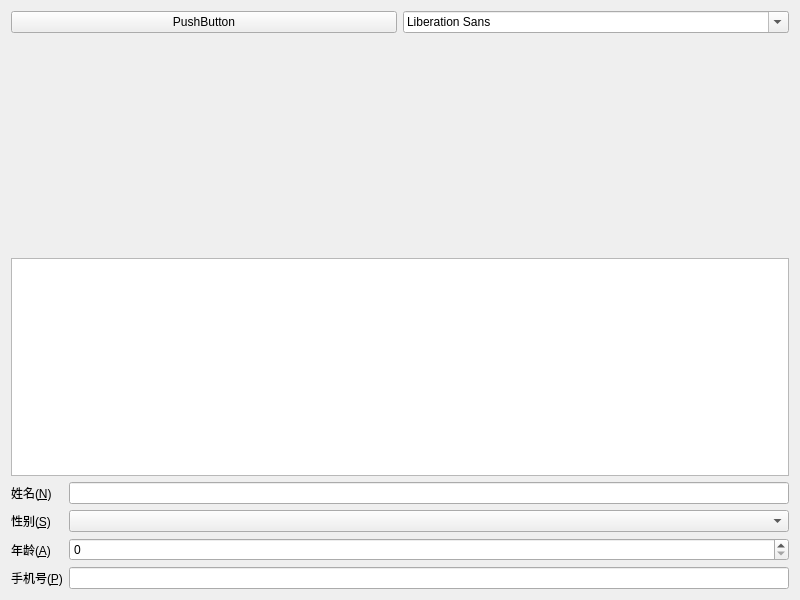
Old version of the form 9_layout/LayoutTest.ui in the repository rhddlr/qt_learning.
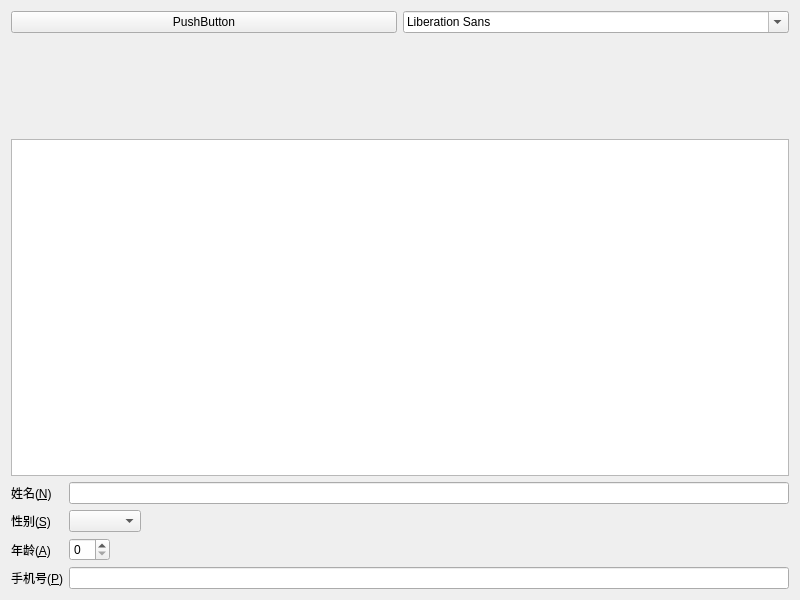
New version of the form.

Commit message: study: sizeHint - 推荐大小 setMinimunSize() - 设置最小大小,用于忽略最小大小提示 大小策略 - QSizePolicy 伸缩因子 - stretch factor formlayout的指定部件大小变化策略 - layoutFieldGrowthPolicy,所有都伸展,所有都使用sizeHint,expanding的部件伸展 - layoutRowWrapPolicy,是否换行,默认不换行,WrapLongRows,WrapAllRows - layoutLabelAlignment,标签对齐方式,水平,垂直 - layoutFormAlignment,部件在表单中的对齐方式 布局管理器用来约束窗口大小的属性,layoutSizeConstraint,只对顶级布局有用,只对窗口有效果

The edit to the form file:
```diff
--- a/9_layout/LayoutTest.ui
+++ b/9_layout/LayoutTest.ui
@@ -33,10 +33,13 @@
      <property name="orientation">
       <enum>Qt::Vertical</enum>
      </property>
+     <property name="sizeType">
+      <enum>QSizePolicy::Fixed</enum>
+     </property>
      <property name="sizeHint" stdset="0">
       <size>
        <width>20</width>
-       <height>209</height>
+       <height>100</height>
       </size>
      </property>
     </spacer>
@@ -46,6 +49,9 @@
    </item>
    <item>
     <layout class="QFormLayout" name="formLayout">
+     <property name="fieldGrowthPolicy">
+      <enum>QFormLayout::ExpandingFieldsGrow</enum>
+     </property>
      <item row="0" column="0">
       <widget class="QLabel" name="nLabel">
        <property name="text">
@@ -90,6 +96,9 @@
        <property name="text">
         <string>手机号(&amp;P)</string>
        </property>
+       <property name="alignment">
+        <set>Qt::AlignRight|Qt::AlignTrailing|Qt::AlignVCenter</set>
+       </property>
        <property name="buddy">
         <cstring>pLineEdit</cstring>
        </property>
```
The commit also changes 1 other file.
